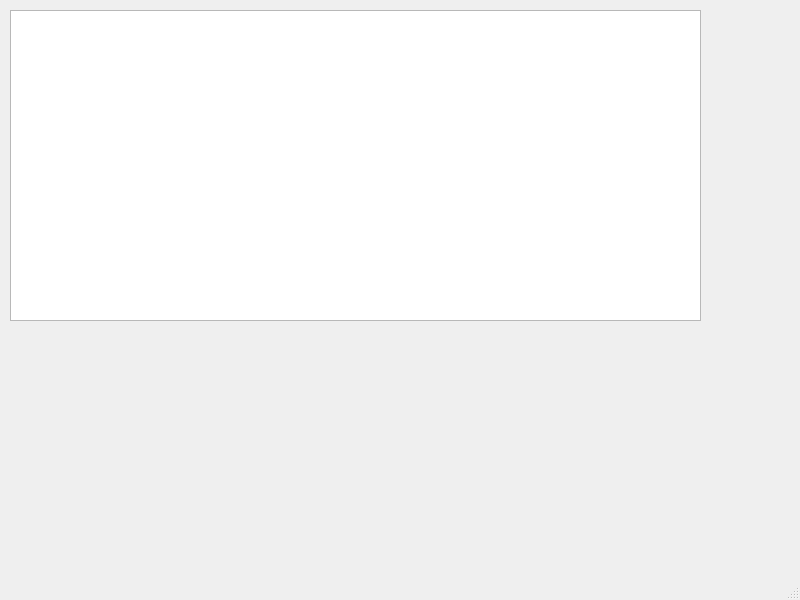
This is Game/mainwindow.ui in KahalaV/OTEK as Qt 5 draws it before an edit. The edited form follows.
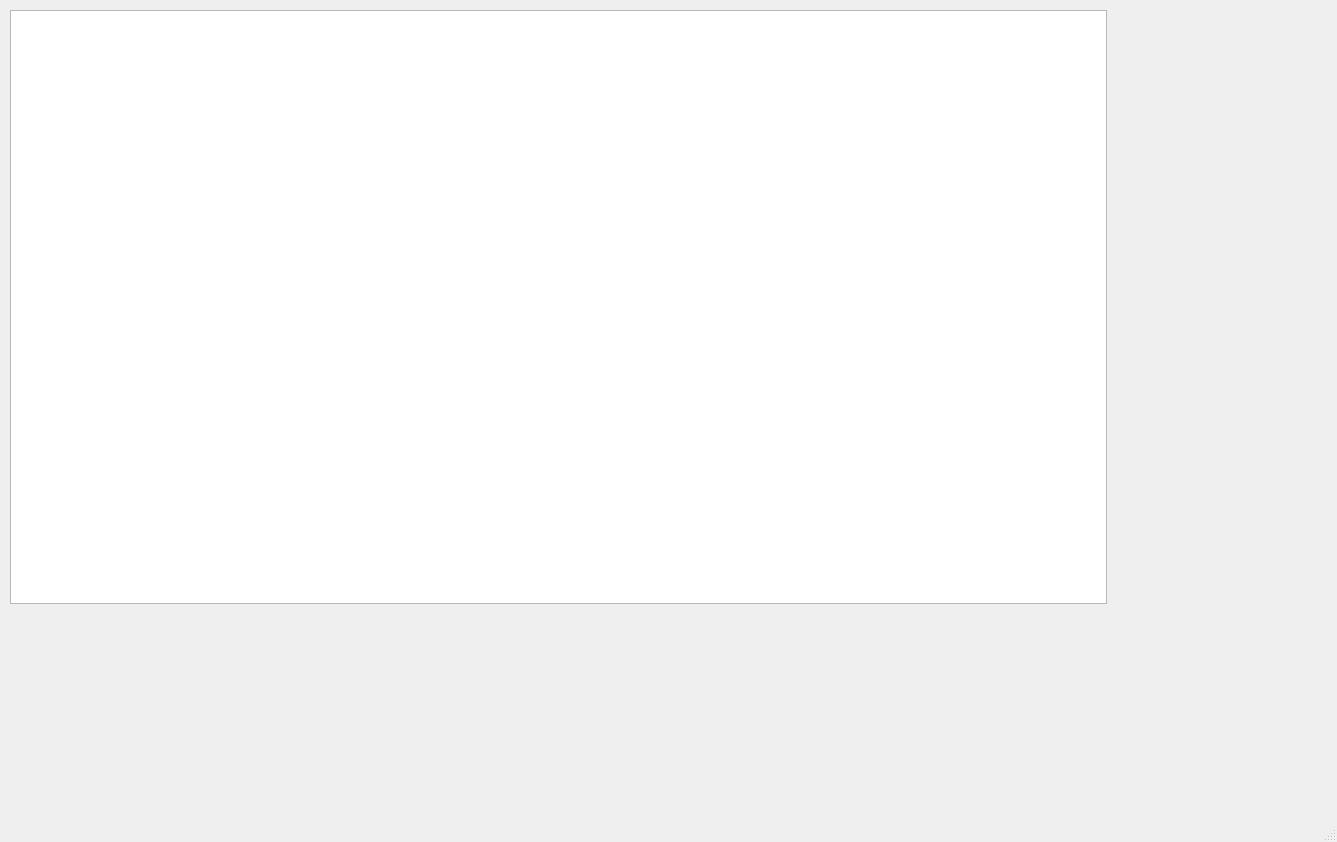
This is the edited form.

Commit message: Added setPicture method for MainWindow class. Moved MainWindow to nameSpace Student. Modified MainWindow UI to show large map properly

The edit to the form file:
```diff
--- a/Game/mainwindow.ui
+++ b/Game/mainwindow.ui
@@ -6,8 +6,8 @@
    <rect>
     <x>0</x>
     <y>0</y>
-    <width>800</width>
-    <height>600</height>
+    <width>1337</width>
+    <height>842</height>
    </rect>
   </property>
   <property name="windowTitle">
@@ -19,10 +19,16 @@
      <rect>
       <x>10</x>
       <y>10</y>
-      <width>691</width>
-      <height>311</height>
+      <width>1097</width>
+      <height>594</height>
      </rect>
     </property>
+    <property name="sizePolicy">
+     <sizepolicy hsizetype="Expanding" vsizetype="Expanding">
+      <horstretch>0</horstretch>
+      <verstretch>0</verstretch>
+     </sizepolicy>
+    </property>
    </widget>
   </widget>
   <widget class="QMenuBar" name="menubar">
```
Left out of the diff: 2 changed lines with no effect on the pictures. The commit also changes 2 other files.
